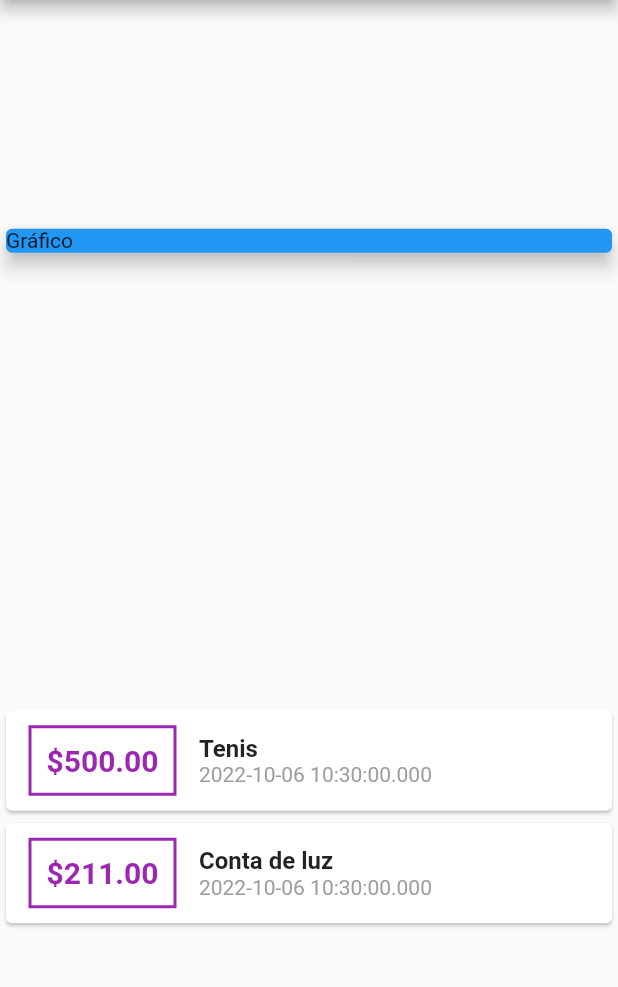
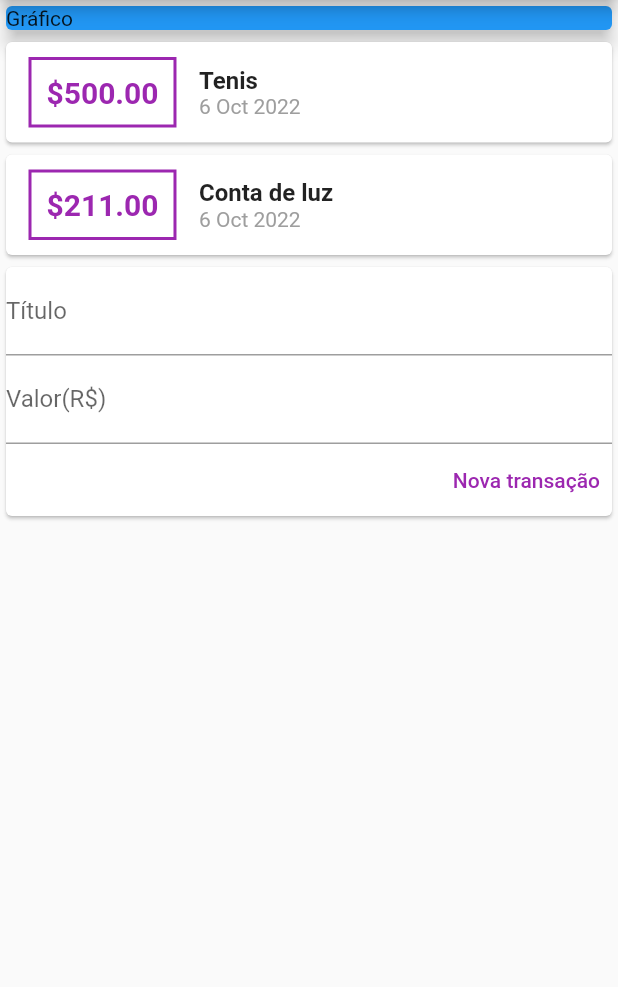
Before and after one commit to adrianoaraujo0/despesas_pessoais, a Flutter app: the screen it shows after launch, on a phone screen of 412 x 824 dp, the part 84-1071 px from its top. Run offline on Flutter 3.47's test engine with Material 2 defaults, Android fonts, the phone set to English and light mode, and no system bars.

Commit message:
codigo refatorado. pasta components criada e arquivos transaction_form, list e user

```diff
--- /dev/null
+++ b/lib/components/transaction_form.dart
@@ -0,0 +1,40 @@
+import 'package:flutter/material.dart';
+
+class TransactionForm extends StatelessWidget {
+  final TextEditingController valueController = TextEditingController();
+  final TextEditingController titleController = TextEditingController();
+
+  TransactionForm({super.key});
+
+  @override
+  Widget build(BuildContext context) {
+    return Card(
+      child: Column(
+        children: [
+          TextField(
+            controller: titleController,
+            decoration: InputDecoration(labelText: "Título"),
+          ),
+          TextField(
+            controller: valueController,
+            decoration: InputDecoration(labelText: "Valor(R\$)"),
+          ),
+          Row(
+            mainAxisAlignment: MainAxisAlignment.end,
+            children: [
+              TextButton(
+                  onPressed: () {
+                    print(titleController.text);
+                    print(valueController.text);
+                  },
+                  child: Text(
+                    "Nova transação",
+                    style: TextStyle(color: Colors.purple),
+                  )),
+            ],
+          )
+        ],
+      ),
+    );
+  }
+}
--- /dev/null
+++ b/lib/components/transaction_list.dart
@@ -0,0 +1,52 @@
+import 'package:despesas_pessoais/models/transaction.dart';
+import 'package:flutter/material.dart';
+import 'package:intl/intl.dart';
+
+class TransactionList extends StatelessWidget {
+  final List<Transaction> transactions;
+
+  const TransactionList({required this.transactions, super.key});
+
+  @override
+  Widget build(BuildContext context) {
+    return Column(
+      children: transactions.map((transaction) {
+        return Card(
+          child: Row(
+            children: [
+              Container(
+                margin:
+                    const EdgeInsets.symmetric(horizontal: 15, vertical: 10),
+                padding: const EdgeInsets.all(10),
+                decoration: BoxDecoration(
+                  border: Border.all(width: 2, color: Colors.purple),
+                ),
+                child: Text(
+                  "\$${transaction.value.toStringAsFixed(2)}",
+                  style: const TextStyle(
+                      fontSize: 20,
+                      color: Colors.purple,
+                      fontWeight: FontWeight.bold),
+                ),
+              ),
+              Column(
+                crossAxisAlignment: CrossAxisAlignment.start,
+                children: [
+                  Text(
+                    transaction.title,
+                    style: const TextStyle(
+                        fontSize: 16, fontWeight: FontWeight.bold),
+                  ),
+                  Text(
+                    DateFormat("d MMM y").format(transaction.date),
+                    style: const TextStyle(color: Colors.grey),
+                  )
+                ],
+              ),
+            ],
+          ),
+        );
+      }).toList(),
+    );
+  }
+}
--- /dev/null
+++ b/lib/components/transaction_user.dart
@@ -0,0 +1,32 @@
+import 'package:despesas_pessoais/components/transaction_form.dart';
+import 'package:despesas_pessoais/components/transaction_list.dart';
+import 'package:flutter/cupertino.dart';
+import 'package:flutter/src/widgets/container.dart';
+import 'package:flutter/src/widgets/framework.dart';
+
+import '../models/transaction.dart';
+
+class TransactionUser extends StatefulWidget {
+  const TransactionUser({super.key});
+
+  @override
+  State<TransactionUser> createState() => _TransactionUserState();
+}
+
+class _TransactionUserState extends State<TransactionUser> {
+  final transactions = [
+    Transaction(id: "t1", title: "Tenis", value: 500, date: DateTime.now()),
+    Transaction(
+        id: "t2", title: "Conta de luz", value: 211, date: DateTime.now()),
+  ];
+
+  @override
+  Widget build(BuildContext context) {
+    return Column(
+      children: [
+        TransactionList(transactions: transactions),
+        TransactionForm(),
+      ],
+    );
+  }
+}
--- a/lib/main.dart
+++ b/lib/main.dart
@@ -1,5 +1,9 @@
+import 'package:despesas_pessoais/components/transaction_form.dart';
+import 'package:despesas_pessoais/components/transaction_list.dart';
+import 'package:despesas_pessoais/components/transaction_user.dart';
 import 'package:despesas_pessoais/models/transaction.dart';
 import 'package:flutter/material.dart';
+import 'package:intl/intl.dart';
 
 main() => runApp(ExpensesApp());
 
@@ -17,12 +21,6 @@ class ExpensesApp extends StatelessWidget {
 class MyHomePage extends StatelessWidget {
   MyHomePage({super.key});
 
-  final transactions = [
-    Transaction(id: "t1", title: "Tenis", value: 500, date: DateTime.now()),
-    Transaction(
-        id: "t2", title: "Conta de luz", value: 211, date: DateTime.now()),
-  ];
-
   @override
   Widget build(BuildContext context) {
     return Scaffold(
@@ -30,7 +28,6 @@ class MyHomePage extends StatelessWidget {
       body: Center(
         child: Column(
           crossAxisAlignment: CrossAxisAlignment.stretch,
-          mainAxisAlignment: MainAxisAlignment.spaceAround,
           children: [
             Container(
               width: double.infinity,
@@ -40,45 +37,7 @@ class MyHomePage extends StatelessWidget {
                 child: Text("Gráfico"),
               ),
             ),
-            Column(
-              children: transactions.map((e) {
-                return Card(
-                  child: Row(
-                    children: [
-                      Container(
-                        margin: const EdgeInsets.symmetric(
-                            horizontal: 15, vertical: 10),
-                        padding: const EdgeInsets.all(10),
-                        decoration: BoxDecoration(
-                          border: Border.all(width: 2, color: Colors.purple),
-                        ),
-                        child: Text(
-                          "\$${e.value.toStringAsFixed(2)}",
-                          style: const TextStyle(
-                              fontSize: 20,
-                              color: Colors.purple,
-                              fontWeight: FontWeight.bold),
-                        ),
-                      ),
-                      Column(
-                        crossAxisAlignment: CrossAxisAlignment.start,
-                        children: [
-                          Text(
-                            e.title,
-                            style: TextStyle(
-                                fontSize: 16, fontWeight: FontWeight.bold),
-                          ),
-                          Text(
-                            "${e.date}",
-                            style: const TextStyle(color: Colors.grey),
-                          )
-                        ],
-                      ),
-                    ],
-                  ),
-                );
-              }).toList(),
-            ),
+            TransactionUser(),
           ],
         ),
       ),
```
